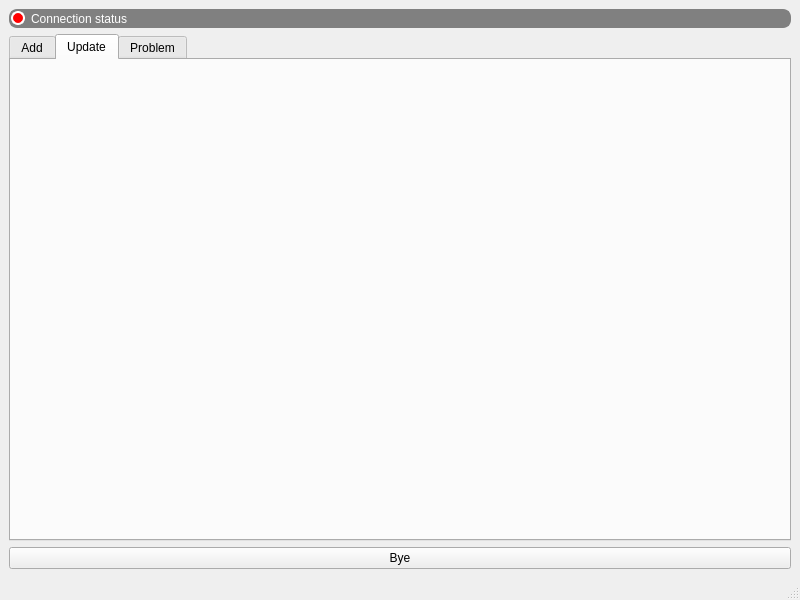
Before: the Qt Designer form mainwindow.ui in MaximeAeva/BDDInterface, drawn with Qt 5.
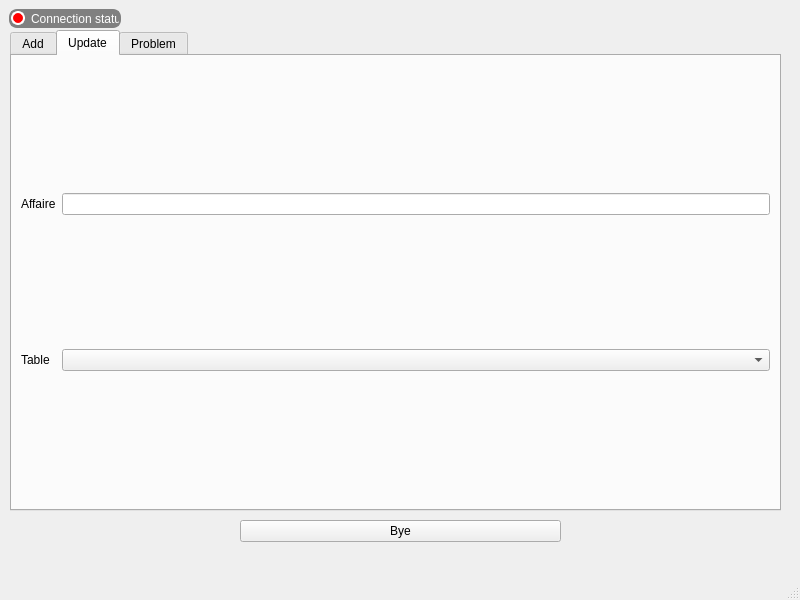
After: the same form once the commit is applied. The open tabs and pages were chosen to show the change.

Commit message: First step to Update page

Diff of the .ui file:
```diff
--- a/mainwindow.ui
+++ b/mainwindow.ui
@@ -14,12 +14,18 @@
    <string>MainWindow</string>
   </property>
   <widget class="QWidget" name="centralwidget">
-   <layout class="QVBoxLayout" name="verticalLayout">
-    <item>
      <widget class="QRadioButton" name="connect">
       <property name="enabled">
        <bool>false</bool>
       </property>
+    <property name="geometry">
+     <rect>
+      <x>9</x>
+      <y>9</y>
+      <width>112</width>
+      <height>19</height>
+     </rect>
+    </property>
       <property name="cursor">
        <cursorShape>ArrowCursor</cursorShape>
       </property>
@@ -56,9 +62,15 @@
        <bool>false</bool>
       </property>
      </widget>
-    </item>
-    <item>
      <widget class="QTabWidget" name="tabWidget">
+    <property name="geometry">
+     <rect>
+      <x>10</x>
+      <y>30</y>
+      <width>771</width>
+      <height>481</height>
+     </rect>
+    </property>
       <property name="currentIndex">
        <number>0</number>
       </property>
@@ -406,6 +418,32 @@
        <attribute name="title">
         <string>Update</string>
        </attribute>
+     <layout class="QGridLayout" name="gridLayout_2">
+      <item row="1" column="0">
+       <widget class="QLabel" name="label_10">
+        <property name="text">
+         <string>Table</string>
+        </property>
+       </widget>
+      </item>
+      <item row="1" column="1">
+       <widget class="QComboBox" name="comboBox"/>
+      </item>
+      <item row="0" column="0">
+       <widget class="QLabel" name="label_11">
+        <property name="text">
+         <string>Affaire</string>
+        </property>
+       </widget>
+      </item>
+      <item row="0" column="1">
+       <widget class="QLineEdit" name="lineEdit">
+        <property name="inputMask">
+         <string>A999999A</string>
+        </property>
+       </widget>
+      </item>
+     </layout>
       </widget>
       <widget class="QWidget" name="tab_3">
        <attribute name="title">
@@ -413,15 +451,19 @@
        </attribute>
       </widget>
      </widget>
-    </item>
-    <item>
      <widget class="QPushButton" name="Quit">
+    <property name="geometry">
+     <rect>
+      <x>240</x>
+      <y>520</y>
+      <width>321</width>
+      <height>22</height>
+     </rect>
+    </property>
       <property name="text">
        <string>Bye</string>
       </property>
      </widget>
-    </item>
-   </layout>
   </widget>
   <widget class="QMenuBar" name="menubar">
    <property name="geometry">
```
Left out of the diff: 3 changed lines with no effect on the pictures. Lines whose indentation alone changed are shown as unchanged. The commit also changes 2 other files.
